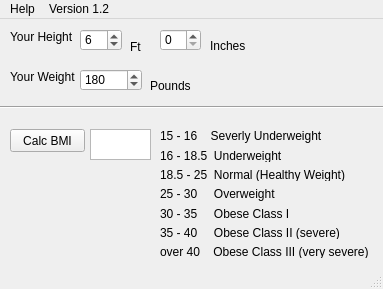
Qt form designer/Ui_MainWin.ui (DJWaldron/BMI_Calculator) before a commit.
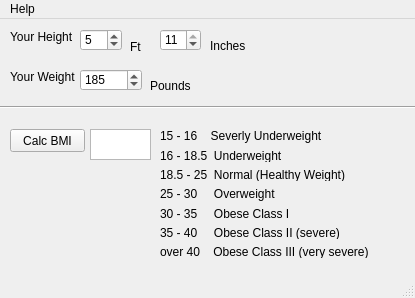
The same form after that commit.

What changed in the file:
```diff
--- a/designer/Ui_MainWin.ui
+++ b/designer/Ui_MainWin.ui
@@ -10,8 +10,8 @@
    <rect>
     <x>0</x>
     <y>0</y>
-    <width>383</width>
-    <height>289</height>
+    <width>415</width>
+    <height>298</height>
    </rect>
   </property>
   <property name="mouseTracking">
@@ -90,6 +90,9 @@
     <property name="maximum">
      <double>11.000000000000000</double>
     </property>
+    <property name="value">
+     <double>11.000000000000000</double>
+    </property>
    </widget>
    <widget class="QSpinBox" name="spinBox_Height_Feet">
     <property name="geometry">
@@ -113,7 +116,7 @@
      <number>1</number>
     </property>
     <property name="value">
-     <number>6</number>
+     <number>5</number>
     </property>
    </widget>
    <widget class="QDoubleSpinBox" name="doubleSpinBox_Weight">
@@ -132,7 +135,7 @@
      <double>900.000000000000000</double>
     </property>
     <property name="value">
-     <double>180.000000000000000</double>
+     <double>185.000000000000000</double>
     </property>
    </widget>
    <widget class="QTextBrowser" name="textBrowser_BmiResults">
@@ -265,7 +268,7 @@
     <rect>
      <x>0</x>
      <y>0</y>
-     <width>383</width>
+     <width>415</width>
      <height>21</height>
     </rect>
    </property>
@@ -275,13 +278,7 @@
     </property>
     <addaction name="actionAbout"/>
    </widget>
-   <widget class="QMenu" name="menuVersion">
-    <property name="title">
-     <string>Version 1.2</string>
-    </property>
-   </widget>
    <addaction name="menuHelp"/>
-   <addaction name="menuVersion"/>
   </widget>
   <action name="actionMenuHelpAbout">
    <property name="text">
```
Left out of the diff: 2 changed lines with no effect on the pictures.
